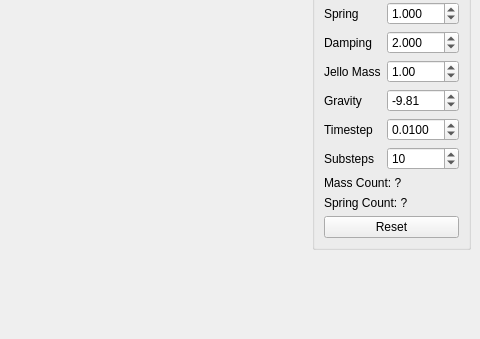
Qt form ui/MainWindow.ui (jw0z96/STAMassSpring) before a commit; both pictures show x 655 to 1135 and y 261 to 600 of the 1135 by 741 pixel window.
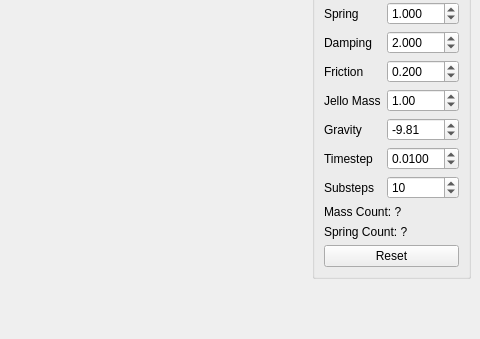
The same form after that commit.

Commit message: added friction control

What changed in the file:
```diff
--- a/ui/MainWindow.ui
+++ b/ui/MainWindow.ui
@@ -122,14 +122,14 @@
              </property>
             </widget>
            </item>
-           <item row="3" column="0">
+           <item row="4" column="0">
             <widget class="QLabel" name="jelloMassLabel">
              <property name="text">
               <string>Jello Mass</string>
              </property>
             </widget>
            </item>
-           <item row="3" column="1">
+           <item row="4" column="1">
             <widget class="QDoubleSpinBox" name="jelloMassSpinBox">
              <property name="decimals">
               <number>2</number>
@@ -142,14 +142,14 @@
              </property>
             </widget>
            </item>
-           <item row="4" column="0">
+           <item row="5" column="0">
             <widget class="QLabel" name="gravityLabel">
              <property name="text">
               <string>Gravity</string>
              </property>
             </widget>
            </item>
-           <item row="4" column="1">
+           <item row="5" column="1">
             <widget class="QDoubleSpinBox" name="gravitySpinBox">
              <property name="decimals">
               <number>2</number>
@@ -165,14 +165,14 @@
              </property>
             </widget>
            </item>
-           <item row="5" column="0">
+           <item row="6" column="0">
             <widget class="QLabel" name="timeStepLabel">
              <property name="text">
               <string>Timestep</string>
              </property>
             </widget>
            </item>
-           <item row="5" column="1">
+           <item row="6" column="1">
             <widget class="QDoubleSpinBox" name="timeStepSpinBox">
              <property name="decimals">
               <number>4</number>
@@ -185,14 +185,14 @@
              </property>
             </widget>
            </item>
-           <item row="6" column="0">
+           <item row="7" column="0">
             <widget class="QLabel" name="subStepsLabel">
              <property name="text">
               <string>Substeps</string>
              </property>
             </widget>
            </item>
-           <item row="6" column="1">
+           <item row="7" column="1">
             <widget class="QSpinBox" name="subStepsSpinBox">
              <property name="minimum">
               <number>1</number>
@@ -215,6 +215,29 @@
              </property>
             </widget>
            </item>
+           <item row="3" column="0">
+            <widget class="QLabel" name="frictionLabel">
+             <property name="text">
+              <string>Friction</string>
+             </property>
+            </widget>
+           </item>
+           <item row="3" column="1">
+            <widget class="QDoubleSpinBox" name="frictionSpinBox">
+             <property name="decimals">
+              <number>3</number>
+             </property>
+             <property name="maximum">
+              <double>1.000000000000000</double>
+             </property>
+             <property name="singleStep">
+              <double>0.100000000000000</double>
+             </property>
+             <property name="value">
+              <double>0.200000000000000</double>
+             </property>
+            </widget>
+           </item>
           </layout>
          </item>
          <item row="4" column="0">
```
The commit also changes 6 other files.
